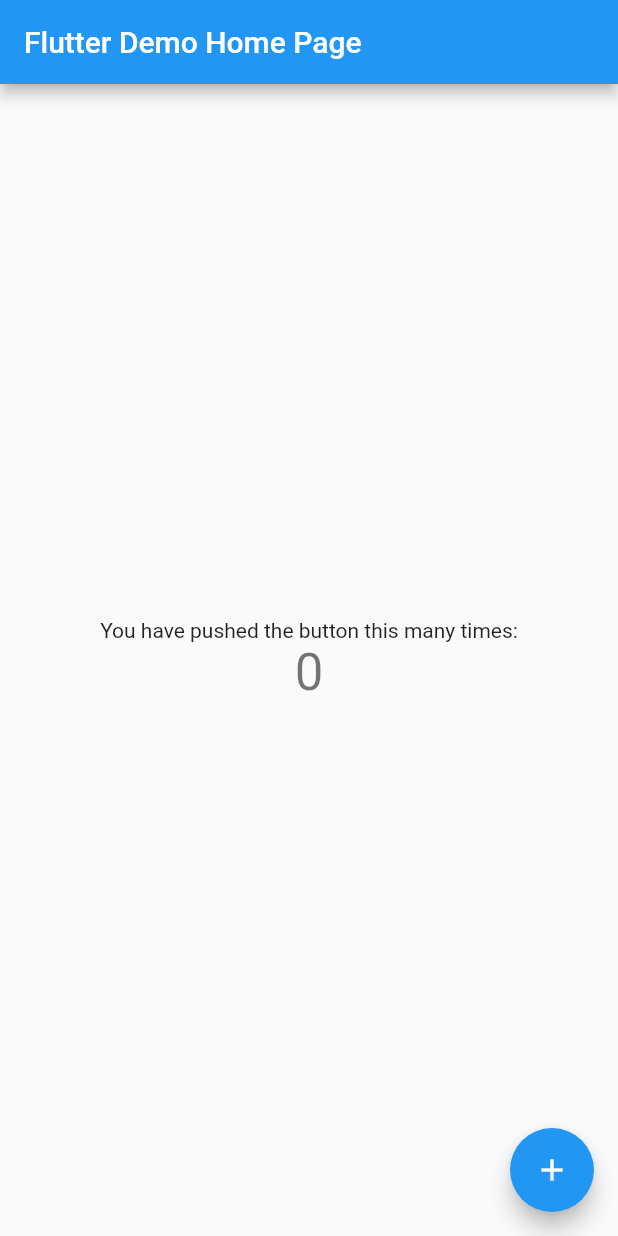
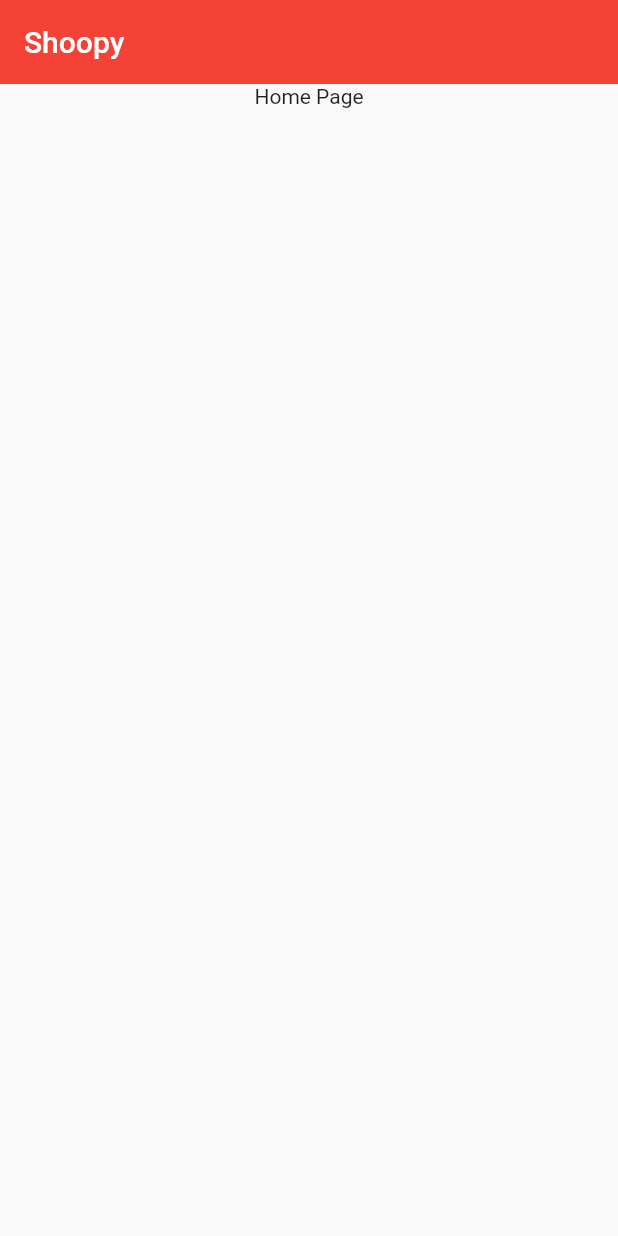
Before and after one commit to medsedki/Shoopy, a Flutter app: the screen it shows after launch, on a phone screen of 412 x 824 dp. Run offline on Flutter 3.47's test engine with Material 2 defaults, Android fonts, the phone set to English and light mode, and no system bars.

Commit message:
Clean main and Add the HomePage

```diff
--- a/lib/main.dart
+++ b/lib/main.dart
@@ -1,117 +1,12 @@
 import 'package:flutter/material.dart';
 
+import 'pages/home_page.dart';
+
 void main() {
-  runApp(MyApp());
+  runApp(
+    MaterialApp(
+      debugShowCheckedModeBanner: false,
+      home: HomePage(),
+    ),
+  );
 }
-
-class MyApp extends StatelessWidget {
-  // This widget is the root of your application.
-  @override
-  Widget build(BuildContext context) {
-    return MaterialApp(
-      title: 'Flutter Demo',
-      theme: ThemeData(
-        // This is the theme of your application.
-        //
-        // Try running your application with "flutter run". You'll see the
-        // application has a blue toolbar. Then, without quitting the app, try
-        // changing the primarySwatch below to Colors.green and then invoke
-        // "hot reload" (press "r" in the console where you ran "flutter run",
-        // or simply save your changes to "hot reload" in a Flutter IDE).
-        // Notice that the counter didn't reset back to zero; the application
-        // is not restarted.
-        primarySwatch: Colors.blue,
-        // This makes the visual density adapt to the platform that you run
-        // the app on. For desktop platforms, the controls will be smaller and
-        // closer together (more dense) than on mobile platforms.
-        visualDensity: VisualDensity.adaptivePlatformDensity,
-      ),
-      home: MyHomePage(title: 'Flutter Demo Home Page'),
-    );
-  }
-}
-
-class MyHomePage extends StatefulWidget {
-  MyHomePage({Key key, this.title}) : super(key: key);
-
-  // This widget is the home page of your application. It is stateful, meaning
-  // that it has a State object (defined below) that contains fields that affect
-  // how it looks.
-
-  // This class is the configuration for the state. It holds the values (in this
-  // case the title) provided by the parent (in this case the App widget) and
-  // used by the build method of the State. Fields in a Widget subclass are
-  // always marked "final".
-
-  final String title;
-
-  @override
-  _MyHomePageState createState() => _MyHomePageState();
-}
-
-class _MyHomePageState extends State<MyHomePage> {
-  int _counter = 0;
-
-  void _incrementCounter() {
-    setState(() {
-      // This call to setState tells the Flutter framework that something has
-      // changed in this State, which causes it to rerun the build method below
-      // so that the display can reflect the updated values. If we changed
-      // _counter without calling setState(), then the build method would not be
-      // called again, and so nothing would appear to happen.
-      _counter++;
-    });
-  }
-
-  @override
-  Widget build(BuildContext context) {
-    // This method is rerun every time setState is called, for instance as done
-    // by the _incrementCounter method above.
-    //
-    // The Flutter framework has been optimized to make rerunning build methods
-    // fast, so that you can just rebuild anything that needs updating rather
-    // than having to individually change instances of widgets.
-    return Scaffold(
-      appBar: AppBar(
-        // Here we take the value from the MyHomePage object that was created by
-        // the App.build method, and use it to set our appbar title.
-        title: Text(widget.title),
-      ),
-      body: Center(
-        // Center is a layout widget. It takes a single child and positions it
-        // in the middle of the parent.
-        child: Column(
-          // Column is also a layout widget. It takes a list of children and
-          // arranges them vertically. By default, it sizes itself to fit its
-          // children horizontally, and tries to be as tall as its parent.
-          //
-          // Invoke "debug painting" (press "p" in the console, choose the
-          // "Toggle Debug Paint" action from the Flutter Inspector in Android
-          // Studio, or the "Toggle Debug Paint" command in Visual Studio Code)
-          // to see the wireframe for each widget.
-          //
-          // Column has various properties to control how it sizes itself and
-          // how it positions its children. Here we use mainAxisAlignment to
-          // center the children vertically; the main axis here is the vertical
-          // axis because Columns are vertical (the cross axis would be
-          // horizontal).
-          mainAxisAlignment: MainAxisAlignment.center,
-          children: <Widget>[
-            Text(
-              'You have pushed the button this many times:',
-            ),
-            Text(
-              '$_counter',
-              style: Theme.of(context).textTheme.headline4,
-            ),
-          ],
-        ),
-      ),
-      floatingActionButton: FloatingActionButton(
-        onPressed: _incrementCounter,
-        tooltip: 'Increment',
-        child: Icon(Icons.add),
-      ), // This trailing comma makes auto-formatting nicer for build methods.
-    );
-  }
-}
--- /dev/null
+++ b/lib/pages/home_page.dart
@@ -0,0 +1,28 @@
+import 'package:flutter/cupertino.dart';
+import 'package:flutter/material.dart';
+
+class HomePage extends StatefulWidget {
+  @override
+  _HomePageState createState() => _HomePageState();
+}
+
+class _HomePageState extends State<HomePage> {
+  @override
+  Widget build(BuildContext context) {
+    return Scaffold(
+      appBar: AppBar(
+        //elevation removes th shodow
+        elevation: 0.0,
+        title: Text("Shoopy"),
+        backgroundColor: Colors.red,
+      ),
+      body: Column(
+        children: <Widget>[
+          Center(
+            child: Text("Home Page"),
+          )
+        ],
+      ),
+    );
+  }
+}
```
